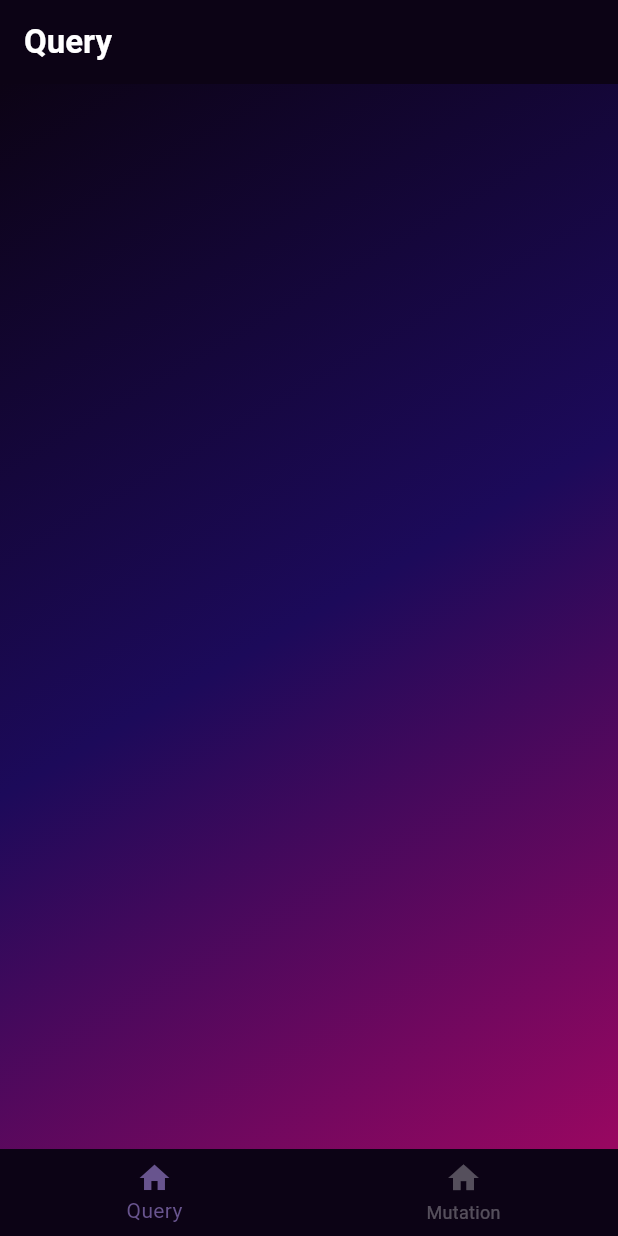
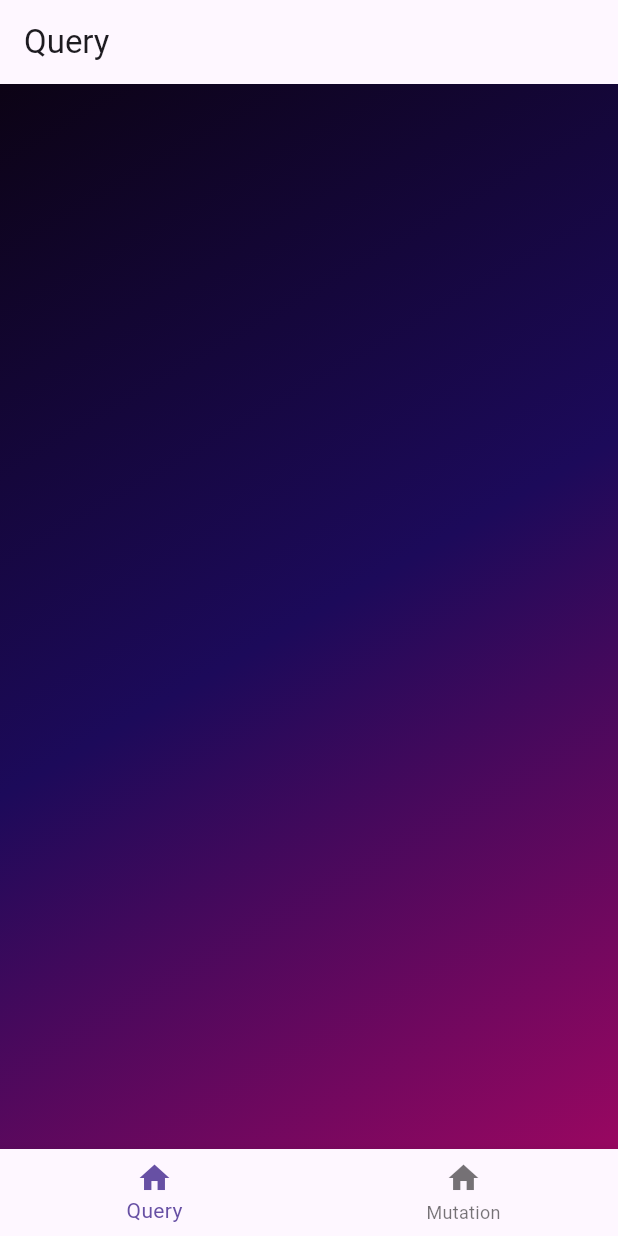
Before and after one commit to dhyash-simform/graphql_demo, a Flutter app: the screen it shows after launch, on a phone screen of 412 x 824 dp. Run offline on Flutter 3.47's test engine with Material 3 defaults, Android fonts, the phone set to English and light mode, and no system bars; our stand-ins replace graphql, graphql_flutter.

```diff
--- a/lib/app_widget.dart
+++ b/lib/app_widget.dart
@@ -10,7 +10,7 @@ class AppWidget extends StatelessWidget {
   Widget build(BuildContext context) {
     return MaterialApp(
       title: 'GraphQL Demo App',
-      theme: AppThemes.theme,
+      darkTheme: AppThemes.theme,
       home: const HomeScreen(),
     );
   }
--- a/lib/modules/home/home_screen.dart
+++ b/lib/modules/home/home_screen.dart
@@ -1,4 +1,5 @@
 import 'package:flutter/material.dart';
+import 'package:graphql_demo/examples/subscription/subscription_example.dart';
 
 import '../../examples/mutation/mutation_example.dart';
 import '../../examples/query/query_example.dart';
@@ -18,13 +19,20 @@ class _HomeScreenState extends State<HomeScreen> {
   static final List<Widget> examples = [
     const QueryExample(),
     MutationExample(),
+    const SubscriptionExample(),
   ];
 
   @override
   Widget build(BuildContext context) {
     return Scaffold(
       appBar: AppBar(
-        title: Text(currentIndex == 0 ? 'Query' : 'Mutation'),
+        title: Text(
+          currentIndex == 0
+              ? 'Query'
+              : currentIndex == 1
+                  ? 'Mutation'
+                  : 'Subscription',
+        ),
       ),
       body: GradientBackground(
         child: IndexedStack(
--- a/lib/schemas/moon_high_way/operations/gql_operations.dart
+++ b/lib/schemas/moon_high_way/operations/gql_operations.dart
@@ -1,3 +1,4 @@
 export '../generated/schema.graphql.dart';
+export 'generated/lift_status_change.subscription.graphql.dart';
 export 'generated/lifts.query.graphql.dart';
 export 'generated/update_lift_status.mutation.graphql.dart';
--- a/lib/values/app_apis.dart
+++ b/lib/values/app_apis.dart
@@ -1,4 +1,6 @@
 class AppApis {
   static const String rickAndMortyApi = 'https://rickandmortyapi.com/graphql/';
   static const String moonHighWayApi = 'https://snowtooth.moonhighway.com';
+  static const String moonHighWayApiSubscription =
+      'ws://snowtooth.moonhighway.com/graphql';
 }
--- a/lib/values/app_client.dart
+++ b/lib/values/app_client.dart
@@ -11,4 +11,9 @@ class AppClient {
   // static final moonHighwayClient = ClientHelper.configClient(
   //   url: AppApis.moonHighWayApi,
   // );
+
+  // TODO(Task3:1) Define Subscription Client
+  // static final moonHighwaySubscriptionClient = ClientHelper.configSubscriptionClient(
+  //   url: AppApis.moonHighWayApiSubscription,
+  // );
 }
```
Also changed, not shown: lib/examples/subscription/subscription_example.dart (added, +48 -0 lines), lib/utils/helper/client_helper.dart (+12 -0 lines), pubspec.yaml (+5 -2 lines), 2 other files.
